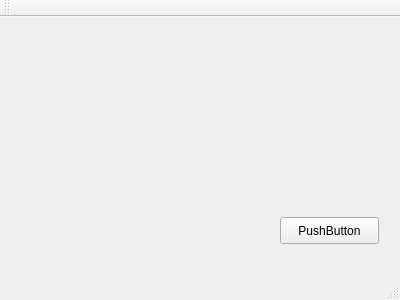
Old version of the form mainwindow.ui in the repository m10Technology/MoneyMaker.
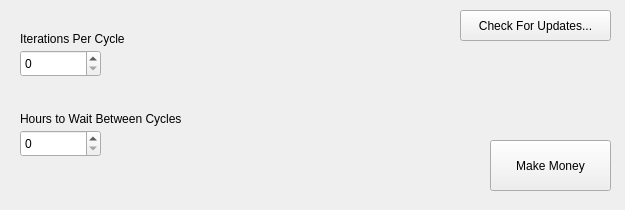
New version of the form.

What changed in the file:
```diff
--- a/mainwindow.ui
+++ b/mainwindow.ui
@@ -6,8 +6,8 @@
    <rect>
     <x>0</x>
     <y>0</y>
-    <width>400</width>
-    <height>300</height>
+    <width>625</width>
+    <height>210</height>
    </rect>
   </property>
   <property name="windowTitle">
@@ -17,36 +17,76 @@
    <widget class="QPushButton" name="pushButton">
     <property name="geometry">
      <rect>
-      <x>280</x>
-      <y>200</y>
-      <width>99</width>
+      <x>490</x>
+      <y>140</y>
+      <width>121</width>
+      <height>51</height>
+     </rect>
+    </property>
+    <property name="text">
+     <string>Make Money</string>
+    </property>
+   </widget>
+   <widget class="QSpinBox" name="spinBox">
+    <property name="geometry">
+     <rect>
+      <x>20</x>
+      <y>50</y>
+      <width>81</width>
       <height>27</height>
      </rect>
     </property>
+   </widget>
+   <widget class="QSpinBox" name="spinBox_2">
+    <property name="geometry">
+     <rect>
+      <x>20</x>
+      <y>130</y>
+      <width>81</width>
+      <height>27</height>
+     </rect>
+    </property>
+   </widget>
+   <widget class="QLabel" name="label">
+    <property name="geometry">
+     <rect>
+      <x>20</x>
+      <y>30</y>
+      <width>161</width>
+      <height>17</height>
+     </rect>
+    </property>
     <property name="text">
-     <string>PushButton</string>
+     <string>Iterations Per Cycle</string>
     </property>
    </widget>
+   <widget class="QLabel" name="label_2">
+    <property name="geometry">
+     <rect>
+      <x>20</x>
+      <y>110</y>
+      <width>221</width>
+      <height>17</height>
+     </rect>
+    </property>
+    <property name="text">
+     <string>Hours to Wait Between Cycles</string>
+    </property>
+   </widget>
+   <widget class="QPushButton" name="pushButton_2">
+    <property name="geometry">
+     <rect>
+      <x>460</x>
+      <y>10</y>
+      <width>151</width>
+      <height>31</height>
+     </rect>
+    </property>
+    <property name="text">
+     <string>Check For Updates...</string>
+    </property>
+   </widget>
   </widget>
-  <widget class="QMenuBar" name="menuBar">
-   <property name="geometry">
-    <rect>
-     <x>0</x>
-     <y>0</y>
-     <width>400</width>
-     <height>25</height>
-    </rect>
-   </property>
-  </widget>
-  <widget class="QToolBar" name="mainToolBar">
-   <attribute name="toolBarArea">
-    <enum>TopToolBarArea</enum>
-   </attribute>
-   <attribute name="toolBarBreak">
-    <bool>false</bool>
-   </attribute>
-  </widget>
-  <widget class="QStatusBar" name="statusBar"/>
  </widget>
  <layoutdefault spacing="6" margin="11"/>
  <resources/>
```
Left out of the diff: 2 changed lines with no effect on the pictures.
